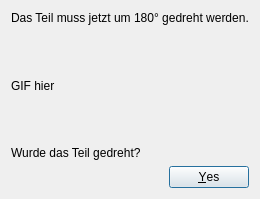
This is ui/RotatePart.ui in Crafter1338/DFGMPIZZA as Qt 5 draws it before an edit. The edited form follows.
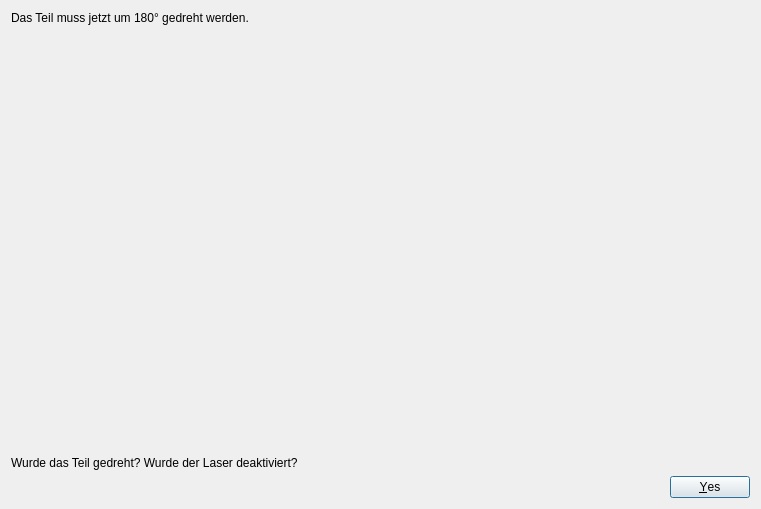
This is the edited form.

```diff
--- a/ui/RotatePart.ui
+++ b/ui/RotatePart.ui
@@ -6,8 +6,8 @@
    <rect>
     <x>0</x>
     <y>0</y>
-    <width>252</width>
-    <height>199</height>
+    <width>761</width>
+    <height>509</height>
    </rect>
   </property>
   <property name="windowTitle">
@@ -30,14 +30,14 @@
       </sizepolicy>
      </property>
      <property name="text">
-      <string>GIF hier</string>
+      <string></string>
      </property>
     </widget>
    </item>
    <item>
     <widget class="QLabel" name="label_2">
      <property name="text">
-      <string>Wurde das Teil gedreht?</string>
+      <string>Wurde das Teil gedreht? Wurde der Laser deaktiviert?</string>
      </property>
     </widget>
    </item>
```
